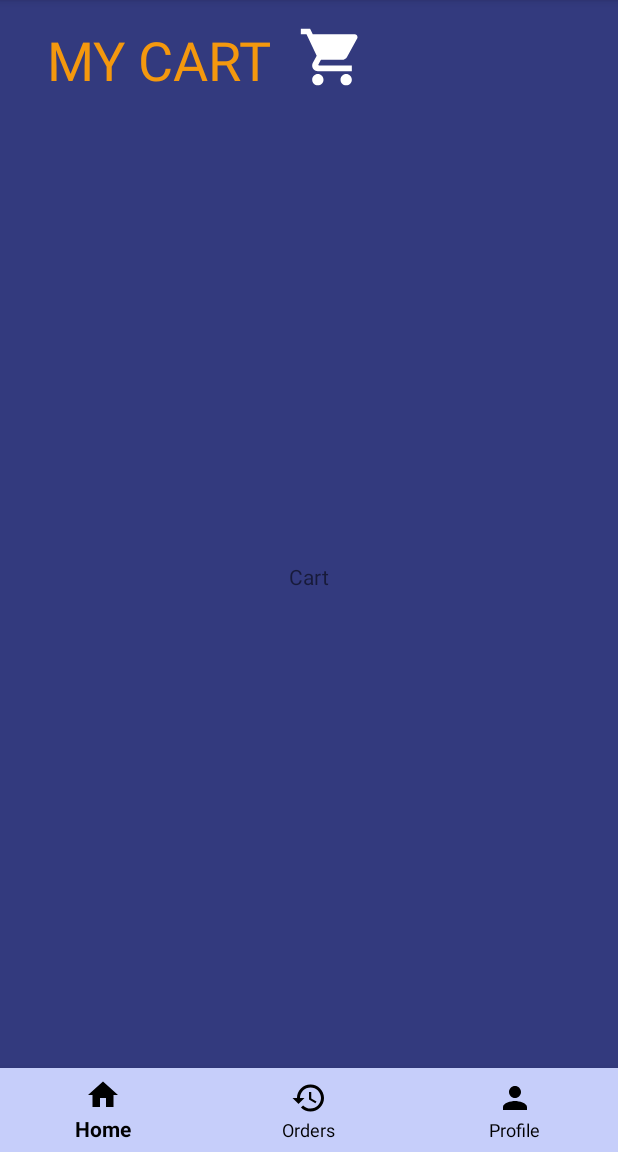
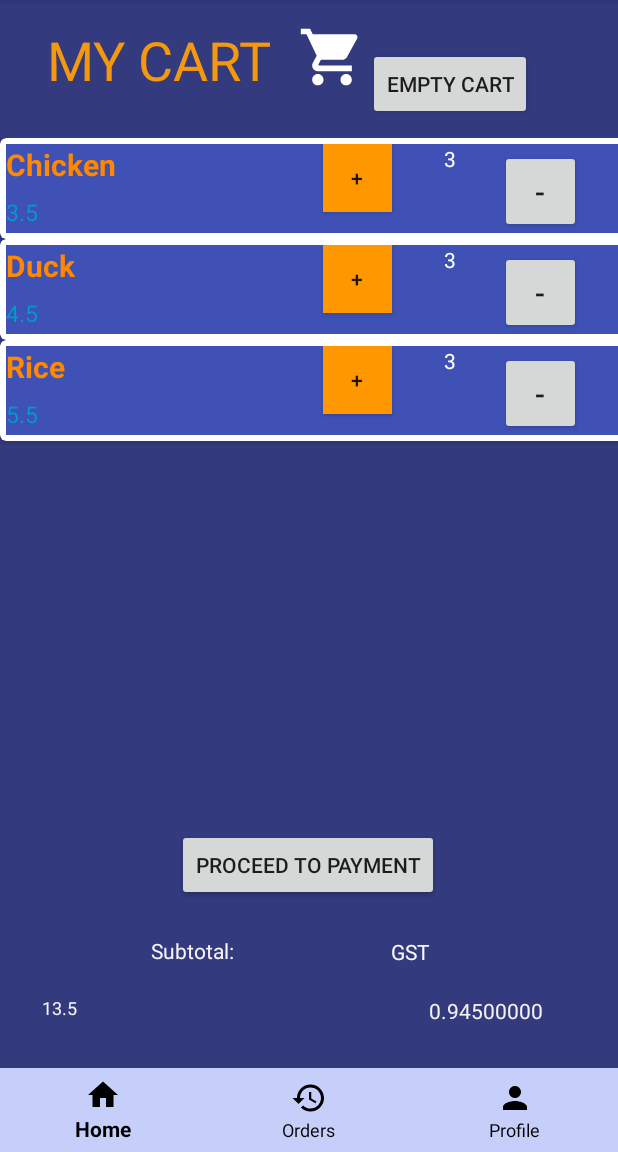
Before and after one commit to codetopper/SE, an Android app: the CartDisplay screen opened directly, with no data from a screen before it, on a phone screen of 412 x 824 dp, the part 84-1236 px from its top. Run offline under Robolectric (Android 15) with nearby library versions, the phone set to English and light mode, and no system bars; Roboto replaces fonts that are not available here.

Commit message:
Revert "Revert "Merge pull request #14 from codetopper/Derry""
This reverts commit 42468ee2e82ab1e8367880e2b13877553a2b7870.

```diff
--- a/Karat/app/src/main/AndroidManifest.xml
+++ b/Karat/app/src/main/AndroidManifest.xml
@@ -13,14 +13,14 @@
         <activity android:name=".Customer.CProfile.CEditProfileDisplay" />
         <activity android:name=".Login.RegisterDisplay" />
         <activity android:name=".Login.ResetPwDisplay" />
-        <activity android:name=".Customer.CHome.CHomeDisplay" />
+        <activity android:name=".Login.LoginDisplay" />
         <activity android:name=".Staff.SProfile.SProfileDisplay" />
         <activity android:name=".Staff.SOrder.SOrderDisplay" />
         <activity android:name=".Staff.SHome.SHomeDisplay" />
         <activity android:name=".Customer.Cart.CartDisplay" />
         <activity android:name=".Customer.CProfile.CProfileDisplay" />
         <activity android:name=".Customer.COrder.COrderDisplay" />
-        <activity android:name=".Login.LoginDisplay">
+        <activity android:name=".Customer.CHome.CHomeDisplay">
             <intent-filter>
                 <action android:name="android.intent.action.MAIN" />
 
--- /dev/null
+++ b/Karat/app/src/main/java/com/example/karat/Customer/Cart/Cart.java
@@ -0,0 +1,51 @@
+package com.example.karat.Customer.Cart;
+
+import java.util.concurrent.atomic.AtomicInteger;
+
+public class Cart {
+    public int quantity;
+    public double price;
+    public String name;
+    public int mImageResource;
+
+
+
+    public Cart(double price, String name, int quantity,int mImageResource){
+        this.price = price;
+        this.name = name;
+        this.quantity = quantity;
+        this.mImageResource = mImageResource;
+    }
+
+    public String getName() {
+        return name;
+    }
+
+    public void setName(String name) {
+        this.name = name;
+    }
+
+    public double getPrice() {
+        return price;
+    }
+
+    public void setPrice(double price) {
+        this.price = price;
+    }
+
+    public int getQuantity() {
+        return quantity;
+    }
+
+    public void setQuantity(int quantity) {
+        this.quantity = quantity;
+    }
+
+    public int getmImageResource() {
+        return mImageResource;
+    }
+
+    public void setmImageResource(int mImageResource) {
+        this.mImageResource = mImageResource;
+    }
+}
--- /dev/null
+++ b/Karat/app/src/main/java/com/example/karat/Customer/Cart/CartAdapter.java
@@ -0,0 +1,80 @@
+package com.example.karat.Customer.Cart;
+
+import android.view.LayoutInflater;
+import android.view.View;
+import android.view.ViewGroup;
+import android.widget.ImageView;
+import android.widget.TextView;
+
+import androidx.annotation.NonNull;
+import androidx.recyclerview.widget.RecyclerView;
+
+import com.example.karat.R;
+
+import org.w3c.dom.Text;
+
+import java.lang.reflect.Array;
+import java.util.ArrayList;
+
+public class CartAdapter extends RecyclerView.Adapter<CartAdapter.ExampleViewHolder> {
+    /* Instance Variable */
+
+    private ArrayList<Cart> cartArrayList;
+
+
+    /* ExampleViewHolders */
+
+    public static class ExampleViewHolder extends RecyclerView.ViewHolder{
+        public ImageView mImageView;
+        public TextView mTextView1;
+        public TextView mTextView2;
+        public TextView mTextView3;
+
+
+        public ExampleViewHolder(@NonNull View itemView) {
+            super(itemView);
+            mImageView =itemView.findViewById(R.id.imageView);
+            mTextView1 =itemView.findViewById(R.id.priceView);
+            mTextView2 =itemView.findViewById(R.id.itemView);
+            mTextView3 =itemView.findViewById(R.id.quantity);
+
+        }
+
+    }
+
+
+    /* Constructors */
+
+    public CartAdapter(ArrayList<Cart> cartArrayList){
+        this.cartArrayList = cartArrayList;
+    }
+
+
+
+
+    @NonNull
+    @Override
+    public ExampleViewHolder onCreateViewHolder(@NonNull ViewGroup parent, int viewType) {
+        View v = LayoutInflater.from(parent.getContext()).inflate(R.layout.cart_item,parent,false);
+        ExampleViewHolder evh = new ExampleViewHolder(v);
+        return evh;
+    }
+
+    @Override
+    public void onBindViewHolder(@NonNull ExampleViewHolder holder, int position) {
+        Cart currentItem = cartArrayList.get(position);
+
+        //holder.mImageView.setImageResource(currentItem.getmImageResource());
+        holder.mTextView1.setText(String.valueOf(currentItem.getPrice()));
+        holder.mTextView2.setText(String.valueOf(currentItem.getName()));
+        holder.mTextView3.setText(String.valueOf(currentItem.getQuantity()));
+
+
+    }
+
+    @Override
+    public int getItemCount() {
+        return cartArrayList.size();
+    }
+
+}
--- a/Karat/app/src/main/java/com/example/karat/Customer/Cart/CartDisplay.java
+++ b/Karat/app/src/main/java/com/example/karat/Customer/Cart/CartDisplay.java
@@ -2,23 +2,70 @@ package com.example.karat.Customer.Cart;
 
 import androidx.annotation.NonNull;
 import androidx.appcompat.app.AppCompatActivity;
+import androidx.recyclerview.widget.LinearLayoutManager;
+import androidx.recyclerview.widget.RecyclerView;
 
 import android.content.Intent;
 import android.os.Bundle;
 import android.view.MenuItem;
+import android.widget.EditText;
+import android.widget.TextView;
 
 import com.example.karat.Customer.CHome.CHomeDisplay;
 import com.example.karat.Customer.COrder.COrderDisplay;
 import com.example.karat.Customer.CProfile.CProfileDisplay;
+import com.example.karat.Customer.Cart.*;
 import com.example.karat.R;
 import com.google.android.material.bottomnavigation.BottomNavigationView;
 
+import org.w3c.dom.Text;
+
+import java.util.ArrayList;
+
 public class CartDisplay extends AppCompatActivity {
+    private RecyclerView mRecyclerView;
+    private RecyclerView.Adapter mAdapter;
+    private RecyclerView.LayoutManager mLayoutManager;
+    private TextView subtotal;
+    private TextView GST;
+
+    CartManager cartManager;
+
 
     @Override
     protected void onCreate(Bundle savedInstanceState) {
         super.onCreate(savedInstanceState);
         setContentView(R.layout.activity_cart_display);
+
+        /* Initialise UI */
+
+
+        mRecyclerView = (RecyclerView) findViewById(R.id.RecyclerView2);
+        cartManager= new CartManager();
+
+        cartManager.total.addtoCart(3.5,"Chicken",3,R.drawable.ic_person);
+        cartManager.total.addtoCart(4.5,"Duck",3,R.drawable.ic_history);
+        cartManager.total.addtoCart( 5.5,"Rice",3,R.drawable.ic_person);
+
+
+        mRecyclerView.setHasFixedSize(true);
+        mLayoutManager = new LinearLayoutManager(this);
+        mAdapter = new CartAdapter(cartManager.total.getCartlist());
+
+        mRecyclerView.setLayoutManager(mLayoutManager);
+        mRecyclerView.setAdapter(mAdapter);
+
+
+        subtotal = (TextView) findViewById(R.id.subTotal);
+        GST = (TextView) findViewById(R.id.GST);
+
+
+        subtotal.setText(String.valueOf(cartManager.subtotal()));
+        GST.setText(String.valueOf(cartManager.gst()));
+
+        /* Buttons for Add/Cart */
+
+        /* Bottom Navigation Menu */
 
         BottomNavigationView bottomNavigationView = findViewById(R.id.bottom_navi);
 
@@ -45,9 +92,7 @@ public class CartDisplay extends AppCompatActivity {
             }
         });
 
-    }
 
 
-
-
+    }
 }
--- a/Karat/app/src/main/java/com/example/karat/Customer/Cart/CartManager.java
+++ b/Karat/app/src/main/java/com/example/karat/Customer/Cart/CartManager.java
@@ -1,4 +1,33 @@
 package com.example.karat.Customer.Cart;
 
+import com.example.karat.Customer.COrder.CustomerOrders;
+import com.example.karat.Customer.COrder.Receipt;
+import com.example.karat.Customer.Cart.Cart;
+import com.example.karat.Customer.Cart.CartTotal;
+
+import java.util.ArrayList;
+import java.util.List;
+
 public class CartManager {
+    CartTotal total = new CartTotal();
+    List <Cart>  cartList;
+
+    CartManager() {
+        cartList = new ArrayList<>();
+        for (Cart c: total.getCartlist()){
+            cartList.add(c);
+        }
+    }
+
+    public double subtotal() {
+        double sum = 0;
+        for (Cart c: total.getCartlist()){
+            sum += c.getPrice();
+        }
+        return sum;
+    }
+
+    public double gst() {
+        return (subtotal() * 0.07);
+    }
 }
--- /dev/null
+++ b/Karat/app/src/main/java/com/example/karat/Customer/Cart/CartTotal.java
@@ -0,0 +1,37 @@
+package com.example.karat.Customer.Cart;
+import com.example.karat.Customer.COrder.Receipt;
+
+import java.util.ArrayList;
+
+public class CartTotal {
+
+    /* Attributes */
+
+    protected static int cartAmount = 0;
+    private static ArrayList<Cart> cartlist = new ArrayList<>();
+
+
+    /* Getters */
+
+    public static int getCartAmount() {
+        return cartAmount;
+    }
+    static ArrayList<Cart> getCartlist() {
+        return cartlist;
+    }
+
+
+    /* Constructors */
+
+    CartTotal(){
+    }
+
+    /* Methods */
+
+
+    public static void addtoCart(double price, String name, int quantity,int mImageResource) {
+        cartlist.add(new Cart(price, name, quantity, mImageResource));
+        cartAmount++;
+    }
+
+}
--- a/Karat/app/src/main/res/layout/activity_cart_display.xml
+++ b/Karat/app/src/main/res/layout/activity_cart_display.xml
@@ -36,14 +36,93 @@
         app:menu="@menu/menu_navigation" />
 
     <TextView
-        android:id="@+id/textView"
+        android:id="@+id/subTotal"
+        android:layout_width="152dp"
+        android:layout_height="0dp"
+        android:layout_marginStart="28dp"
+        android:layout_marginLeft="28dp"
+        android:layout_marginBottom="88dp"
+        android:ems="10"
+        android:inputType="textPersonName"
+        android:textColor="#F6F5F5"
+        android:textSize="12sp"
+        app:layout_constraintBottom_toBottomOf="parent"
+        app:layout_constraintStart_toStartOf="parent" />
+
+    <TextView
+        android:id="@+id/GST"
+        android:layout_width="83dp"
+        android:layout_height="20dp"
+        android:layout_marginStart="60dp"
+        android:layout_marginLeft="60dp"
+        android:layout_marginBottom="84dp"
+        android:textColor="#F3F1F1"
+        app:layout_constraintBottom_toBottomOf="parent"
+        app:layout_constraintEnd_toEndOf="parent"
+        app:layout_constraintHorizontal_bias="0.522"
+        app:layout_constraintStart_toEndOf="@+id/subTotal" />
+
+    <TextView
+        android:id="@+id/textView1"
         android:layout_width="wrap_content"
         android:layout_height="wrap_content"
-        android:text="Cart"
-        app:layout_constraintBottom_toBottomOf="parent"
+        android:layout_marginBottom="20dp"
+        android:text="Subtotal:"
+        android:textColor="#F8F5F5"
+        android:textColorHighlight="#502D2D"
+        app:layout_constraintBottom_toTopOf="@+id/subTotal"
+        app:layout_constraintEnd_toStartOf="@+id/textView2"
+        app:layout_constraintHorizontal_bias="0.49"
+        app:layout_constraintStart_toStartOf="parent" />
+
+    <TextView
+        android:id="@+id/textView2"
+        android:layout_width="wrap_content"
+        android:layout_height="wrap_content"
+        android:layout_marginBottom="20dp"
+        android:text="GST"
+        android:textColor="#FBF9F9"
+        app:layout_constraintBottom_toTopOf="@+id/GST"
         app:layout_constraintEnd_toEndOf="parent"
+        app:layout_constraintHorizontal_bias="0.675"
+        app:layout_constraintStart_toStartOf="parent" />
+
+    <androidx.recyclerview.widget.RecyclerView
+        android:id="@+id/RecyclerView2"
+        android:layout_width="417dp"
+        android:layout_height="380dp"
+        android:layout_marginTop="92dp"
+        app:layout_constraintEnd_toEndOf="parent"
+        app:layout_constraintHorizontal_bias="0.0"
         app:layout_constraintStart_toStartOf="parent"
         app:layout_constraintTop_toTopOf="parent" />
+
+    <Button
+        android:id="@+id/emptyCart"
+        android:layout_width="wrap_content"
+        android:layout_height="wrap_content"
+        android:layout_marginTop="32dp"
+        android:layout_marginBottom="35dp"
+        android:text="Empty Cart"
+        app:layout_constraintBottom_toTopOf="@+id/RecyclerView2"
+        app:layout_constraintEnd_toEndOf="parent"
+        app:layout_constraintHorizontal_bias="0.81"
+        app:layout_constraintStart_toStartOf="parent"
+        app:layout_constraintTop_toTopOf="parent"
+        app:layout_constraintVertical_bias="0.0" />
+
+    <Button
+        android:id="@+id/payment"
+        android:layout_width="wrap_content"
+        android:layout_height="wrap_content"
+        android:layout_marginBottom="167dp"
+        android:text="Proceed to Payment"
+        app:layout_constraintBottom_toBottomOf="@+id/bottom_navi"
+        app:layout_constraintEnd_toEndOf="parent"
+        app:layout_constraintHorizontal_bias="0.497"
+        app:layout_constraintStart_toStartOf="parent"
+        app:layout_constraintTop_toTopOf="parent"
+        app:layout_constraintVertical_bias="1.0" />
 
     <ImageView
         android:id="@+id/imageView2"
--- /dev/null
+++ b/Karat/app/src/main/res/layout/cart_item.xml
@@ -0,0 +1,101 @@
+<?xml version="1.0" encoding="utf-8"?>
+<androidx.cardview.widget.CardView xmlns:android="http://schemas.android.com/apk/res/android"
+    xmlns:tools="http://schemas.android.com/tools"
+    android:layout_width="match_parent"
+    android:layout_height="wrap_content"
+    xmlns:app="http://schemas.android.com/apk/res-auto"
+    app:cardCornerRadius="4dp">
+
+    <androidx.constraintlayout.widget.ConstraintLayout
+        android:layout_width="match_parent"
+        android:layout_height="wrap_content"
+        android:layout_margin="4dp"
+        android:background="#3F51B5">
+
+        <ImageView
+            android:id="@+id/imageView2"
+            android:layout_width="50dp"
+            android:layout_height="50dp"
+            android:layout_marginStart="72dp"
+            android:layout_marginLeft="72dp"
+            android:layout_marginTop="4dp"
+            android:padding="2dp"
+            app:layout_constraintStart_toStartOf="parent"
+            app:layout_constraintTop_toTopOf="parent" />
+
+        <TextView
+            android:id="@+id/itemView"
+            android:layout_width="wrap_content"
+            android:layout_height="wrap_content"
+            android:layout_alignWithParentIfMissing="false"
+            android:layout_alignParentLeft="false"
+            android:layout_alignParentTop="false"
+            android:layout_centerHorizontal="false"
+            android:layout_toEndOf="@+id/imageView"
+            android:text="Item"
+            android:textColor="@android:color/holo_orange_dark"
+            android:textSize="20sp"
+            android:textStyle="bold"
+            app:layout_constraintTop_toTopOf="parent" />
+
+        <TextView
+            android:id="@+id/priceView"
+            android:layout_width="wrap_content"
+            android:layout_height="wrap_content"
+            android:layout_alignWithParentIfMissing="false"
+            android:layout_below="@+id/itemView"
+            android:layout_alignParentLeft="false"
+
+            android:layout_alignParentTop="false"
+            android:layout_alignParentRight="false"
+            android:layout_alignParentBottom="false"
+            android:layout_marginTop="4dp"
+            android:text="Price"
+            android:textColor="@android:color/holo_blue_dark"
+            android:textSize="15sp"
+            app:layout_constraintBottom_toBottomOf="parent"
+            app:layout_constraintStart_toStartOf="parent"
+            app:layout_constraintTop_toBottomOf="@+id/itemView" />
+
+        <Button
+            android:id="@+id/plus"
+            android:layout_width="46dp"
+            android:layout_height="45dp"
+            android:layout_alignParentEnd="true"
+            android:layout_alignParentRight="true"
+            android:layout_marginEnd="152dp"
+            android:layout_marginRight="152dp"
+            android:background="#FF9800"
+            android:text="+"
+            app:layout_constraintEnd_toEndOf="parent"
+            tools:layout_editor_absoluteY="8dp" />
+
+        <Button
+            android:id="@+id/minus"
+            android:layout_width="54dp"
+            android:layout_height="55dp"
+            android:layout_marginStart="72dp"
+            android:layout_marginLeft="72dp"
+            android:layout_marginTop="4dp"
+            android:text="-"
+            android:textSize="20dp"
+            app:layout_constraintStart_toEndOf="@+id/plus"
+            app:layout_constraintTop_toTopOf="parent" />
+
+        <TextView
+            android:id="@+id/quantity"
+            android:layout_width="wrap_content"
+            android:layout_height="wrap_content"
+            android:layout_marginStart="12dp"
+            android:layout_marginLeft="12dp"
+            android:layout_marginEnd="61dp"
+            android:layout_marginRight="61dp"
+            android:text="Quantity"
+            android:textColor="#FFFFFF"
+            app:layout_constraintEnd_toEndOf="@+id/minus"
+            app:layout_constraintStart_toEndOf="@+id/plus"
+            tools:layout_editor_absoluteY="24dp" />
+
+    </androidx.constraintlayout.widget.ConstraintLayout>
+
+</androidx.cardview.widget.CardView>
```
Also changed, not shown: 1 other file.
